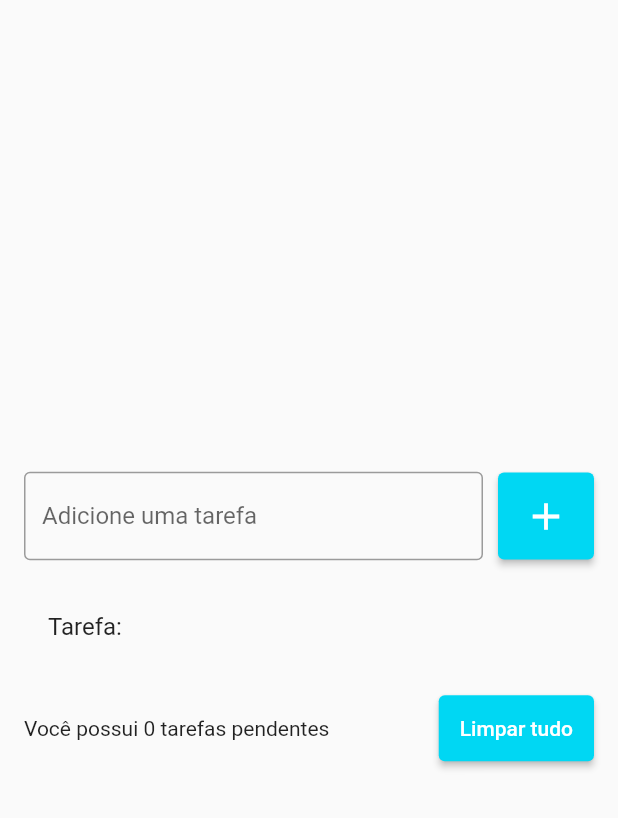
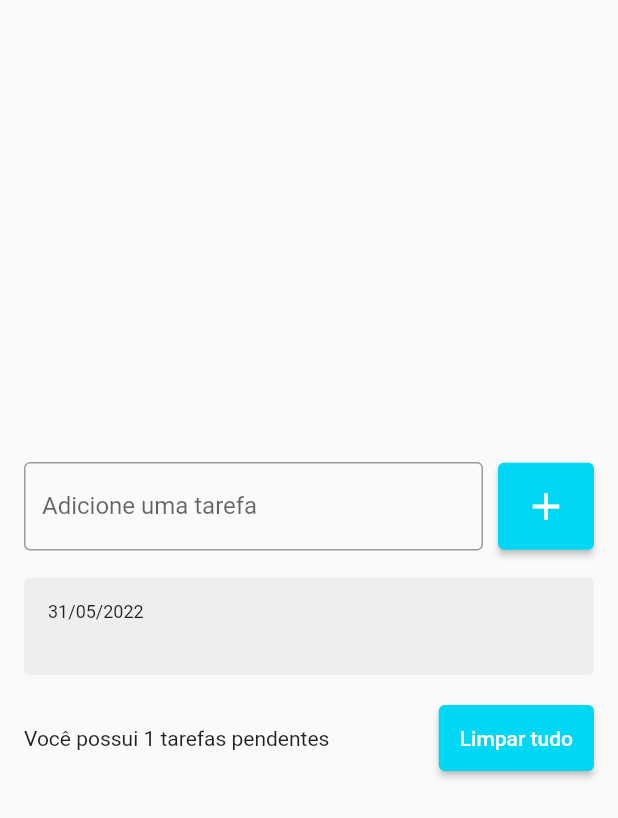
Before and after one commit to GabrielLeao02/to-do-list, a Flutter app: the screen it shows after launch, after a tap on the "add" icon, on a phone screen of 412 x 824 dp. Shown: the top 818 px of the screen. Run offline on Flutter 3.47's test engine with Material 2 defaults, Android fonts, the phone set to English and light mode, and no system bars.

Commit message:
created widget file

```diff
--- a/lib/main.dart
+++ b/lib/main.dart
@@ -12,6 +12,7 @@ class MyApp extends StatelessWidget {
   @override
   Widget build(BuildContext context) {
     return const MaterialApp(
+      debugShowCheckedModeBanner: false,
       home: ToDoListPage(),
     );
   }
--- a/lib/pages/todo_list_pages.dart
+++ b/lib/pages/todo_list_pages.dart
@@ -1,4 +1,5 @@
 import 'package:flutter/material.dart';
+import 'package:list_de_tarefas/widgets/todo_list_item.dart';
 
 class ToDoListPage extends StatefulWidget {
   const ToDoListPage({Key? key}) : super(key: key);
@@ -59,13 +60,7 @@ class _ToDoListPageState extends State<ToDoListPage> {
               Flexible(
                 child: ListView(
                   shrinkWrap: true,
-                  children: [
-                    for (var todo in todos)
-                      ListTile(
-                        title: Text('Tarefa: $todo'),
-                        onTap: () {},
-                      )
-                  ],
+                  children: [for (var todo in todos) TodoListItem(title: todo)],
                 ),
               ),
               const SizedBox(
@@ -73,8 +68,9 @@ class _ToDoListPageState extends State<ToDoListPage> {
               ),
               Row(
                 children: [
-                  const Expanded(
-                    child: Text('Você possui 0 tarefas pendentes'),
+                   Expanded(
+                    child:
+                        Text('Você possui ${todos.length} tarefas pendentes'),
                   ),
                   const SizedBox(
                     width: 8,
--- /dev/null
+++ b/lib/widgets/todo_list_item.dart
@@ -0,0 +1,35 @@
+import 'package:flutter/material.dart';
+
+class TodoListItem extends StatelessWidget {
+  const TodoListItem({Key? key, required this.title}) : super(key: key);
+  final String title;
+  @override
+  Widget build(BuildContext context) {
+    return Container(
+      decoration: BoxDecoration(
+        borderRadius: BorderRadius.circular(4),
+        color: Colors.grey[200],
+      ),
+      margin: const EdgeInsets.symmetric(vertical: 2),
+      padding: const EdgeInsets.all(16),
+      child: Column(
+        crossAxisAlignment: CrossAxisAlignment.start,
+        children: [
+          const Text(
+            '31/05/2022',
+            style: TextStyle(
+              fontSize: 12,
+            ),
+          ),
+          Text(
+            title,
+            style: const TextStyle(
+              fontSize: 16,
+              fontWeight: FontWeight.w600,
+            ),
+          ),
+        ],
+      ),
+    );
+  }
+}
```
